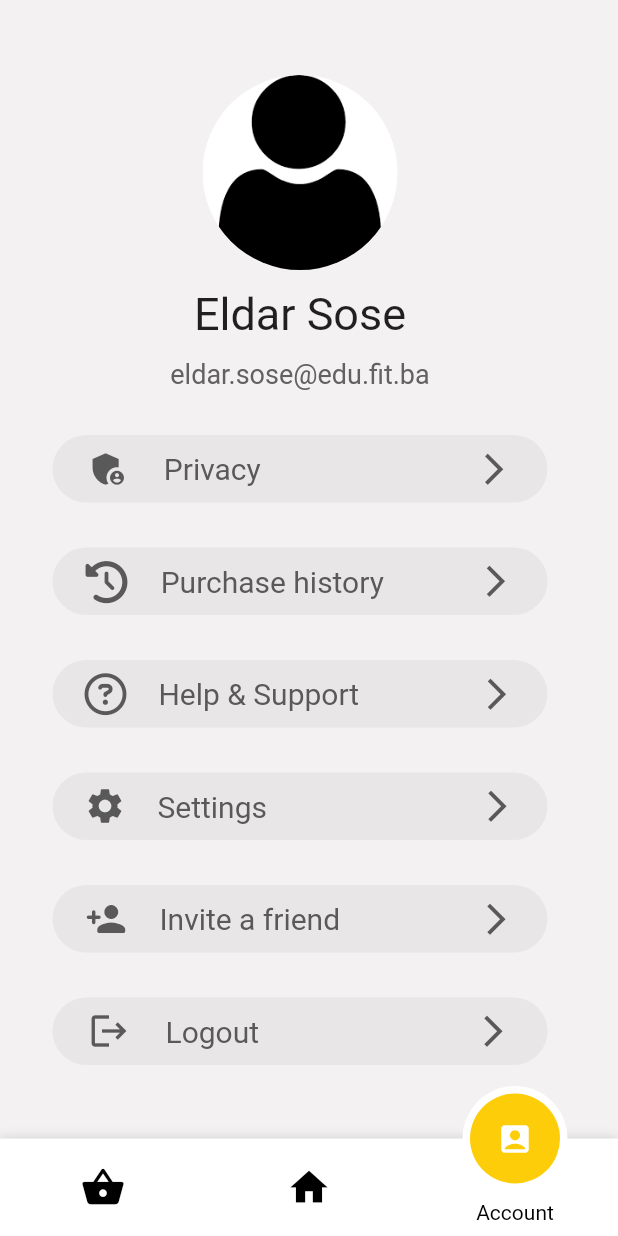
After one commit to EldarSose/Food_app, a Flutter app: the ProfilePage screen opened directly, on a phone screen of 412 x 824 dp. The commit adds this screen. Run offline on Flutter 3.47's test engine with Material 2 defaults, Android fonts, the phone set to English and light mode, and no system bars; drawn by our look-alikes of motion_tab_bar_v2; our stand-ins replace awesome_dialog, font_awesome_flutter, page_transition; missing offline and left inert: slide_action.

Commit message:
added nav bar and profile section

```diff
--- a/lib/screens/home_page/components/food_list_page.dart
+++ b/lib/screens/home_page/components/food_list_page.dart
@@ -18,7 +18,7 @@ class FoodList extends StatelessWidget {
   @override
   Widget build(BuildContext context) {
     return SizedBox(
-      height: 450,
+      height: 385,
       child: ListView(
         scrollDirection: Axis.horizontal,
         children: [
@@ -35,7 +35,6 @@ class FoodList extends StatelessWidget {
             child: Hero(
               tag: firstTitle.toLowerCase(),
               child: Container(
-                height: 500,
                 width: 270,
                 decoration: BoxDecoration(
                   border: Border.all(
--- /dev/null
+++ b/lib/screens/navigation_bar/navigation_bar.dart
@@ -0,0 +1,92 @@
+import 'package:flutter/material.dart';
+import 'package:food/screens/profile_page/profile_page.dart';
+import 'package:motion_tab_bar_v2/motion-tab-bar.dart';
+
+// optional, only if using provided badge style
+// ignore: unused_import
+import 'package:motion_tab_bar_v2/motion-badge.widget.dart';
+import 'package:page_transition/page_transition.dart';
+
+import '../cart_page/cart_page.dart';
+import '../home_page/home_page.dart';
+
+class NavigationBarPage extends StatefulWidget {
+  final int index;
+  const NavigationBarPage({required this.index, super.key});
+
+  @override
+  State<NavigationBarPage> createState() => _NavigationBarPageState();
+}
+
+class _NavigationBarPageState extends State<NavigationBarPage>
+    with TickerProviderStateMixin {
+  late TabController _tabController;
+
+  @override
+  void initState() {
+    super.initState();
+    _tabController =
+        TabController(initialIndex: widget.index, length: 3, vsync: this);
+  }
+
+  @override
+  void dispose() {
+    super.dispose();
+    _tabController.dispose();
+  }
+
+  @override
+  Widget build(BuildContext context) {
+    return MotionTabBar(
+      labels: const ["Cart", "Home", "Account"],
+      initialSelectedTab: widget.index == 0
+          ? "Cart"
+          : widget.index == 1
+              ? "Home"
+              : "Account",
+      tabIconColor: Colors.black,
+      tabSelectedColor: const Color.fromARGB(255, 254, 205, 10),
+      onTabItemSelected: (int value) {
+        setState(() {
+          _tabController.index = value;
+          if (_tabController.index == 0) {
+            Navigator.pushReplacement(
+              context,
+              PageTransition(
+                child: const CartPage(),
+                type: PageTransitionType.fade,
+                duration: const Duration(
+                  milliseconds: 00,
+                ),
+              ),
+            );
+          } else if (_tabController.index == 1) {
+            Navigator.pushReplacement(
+              context,
+              PageTransition(
+                child: const HomePage(),
+                type: PageTransitionType.fade,
+                duration: const Duration(
+                  milliseconds: 300,
+                ),
+              ),
+            );
+          } else if (_tabController.index == 2) {
+            Navigator.pushReplacement(
+              context,
+              PageTransition(
+                child: const ProfilePage(),
+                type: PageTransitionType.fade,
+                duration: const Duration(
+                  milliseconds: 300,
+                ),
+              ),
+            );
+          }
+        });
+      },
+      icons: const [Icons.shopping_basket, Icons.home, Icons.account_box],
+      textStyle: const TextStyle(color: Colors.black),
+    );
+  }
+}
--- /dev/null
+++ b/lib/screens/profile_page/components/profile_picture.dart
@@ -0,0 +1,19 @@
+import 'package:flutter/material.dart';
+
+class ProfilePicture extends StatelessWidget {
+  const ProfilePicture({super.key});
+
+  @override
+  Widget build(BuildContext context) {
+    return Container(
+      margin: const EdgeInsets.only(top: 50),
+      width: 130,
+      height: 130,
+      decoration: BoxDecoration(
+          borderRadius: BorderRadius.circular(65),
+          image: const DecorationImage(
+              image: AssetImage("assets/images/profile.jpeg"),
+              fit: BoxFit.cover)),
+    );
+  }
+}
--- /dev/null
+++ b/lib/screens/profile_page/components/profile_tab.dart
@@ -0,0 +1,52 @@
+import 'package:flutter/material.dart';
+
+class ProfileTabs extends StatelessWidget {
+  final String tabText;
+  final IconData icon;
+  final double padding;
+  const ProfileTabs(
+      {required this.tabText,
+      required this.icon,
+      required this.padding,
+      super.key});
+
+  @override
+  Widget build(BuildContext context) {
+    return Padding(
+      padding: const EdgeInsets.only(top: 30.0),
+      child: Container(
+        width: 330,
+        height: 45,
+        decoration: BoxDecoration(
+          borderRadius: BorderRadius.circular(40),
+          color: const Color.fromARGB(255, 232, 230, 230),
+        ),
+        child: Row(
+          mainAxisAlignment: MainAxisAlignment.spaceEvenly,
+          children: [
+            Icon(
+              icon,
+              size: 28,
+              color: const Color.fromARGB(255, 90, 89, 89),
+            ),
+            Text(
+              tabText,
+              style: const TextStyle(
+                color: Color.fromARGB(255, 90, 89, 89),
+                fontSize: 20,
+              ),
+            ),
+            Padding(
+              padding: EdgeInsets.only(left: padding),
+              child: const Icon(
+                Icons.arrow_forward_ios,
+                size: 25,
+                color: Color.fromARGB(255, 90, 89, 89),
+              ),
+            ),
+          ],
+        ),
+      ),
+    );
+  }
+}
--- /dev/null
+++ b/lib/screens/profile_page/profile_page.dart
@@ -0,0 +1,82 @@
+import 'package:flutter/material.dart';
+import 'package:food/screens/navigation_bar/navigation_bar.dart';
+import 'package:food/screens/profile_page/components/profile_picture.dart';
+import 'package:food/screens/profile_page/components/profile_tab.dart';
+import 'package:font_awesome_flutter/font_awesome_flutter.dart';
+
+class ProfilePage extends StatelessWidget {
+  const ProfilePage({super.key});
+
+  @override
+  Widget build(BuildContext context) {
+    return Scaffold(
+      backgroundColor: const Color.fromARGB(255, 243, 241, 241),
+      body: SingleChildScrollView(
+        child: SizedBox(
+          width: 400,
+          child: Padding(
+            padding: const EdgeInsets.only(bottom: 50.0),
+            child: Column(
+              crossAxisAlignment: CrossAxisAlignment.center,
+              children: const [
+                ProfilePicture(),
+                Padding(
+                  padding: EdgeInsets.only(top: 12.0),
+                  child: Text(
+                    "Eldar Sose",
+                    style: TextStyle(
+                      fontSize: 30,
+                    ),
+                  ),
+                ),
+                Padding(
+                  padding: EdgeInsets.only(top: 12.0),
+                  child: Text(
+                    "eldar.sose@edu.fit.ba",
+                    style: TextStyle(
+                      fontSize: 18,
+                      color: Color.fromARGB(255, 99, 98, 98),
+                    ),
+                  ),
+                ),
+                ProfileTabs(
+                  tabText: "Privacy",
+                  icon: Icons.admin_panel_settings,
+                  padding: 120.0,
+                ),
+                ProfileTabs(
+                  tabText: "Purchase history",
+                  icon: FontAwesomeIcons.clockRotateLeft,
+                  padding: 40.0,
+                ),
+                ProfileTabs(
+                  tabText: "Help & Support",
+                  icon: FontAwesomeIcons.circleQuestion,
+                  padding: 58.0,
+                ),
+                ProfileTabs(
+                  tabText: "Settings",
+                  icon: Icons.settings,
+                  padding: 120.0,
+                ),
+                ProfileTabs(
+                  tabText: "Invite a friend",
+                  icon: Icons.person_add_rounded,
+                  padding: 70.0,
+                ),
+                ProfileTabs(
+                  tabText: "Logout",
+                  icon: Icons.logout,
+                  padding: 120.0,
+                ),
+              ],
+            ),
+          ),
+        ),
+      ),
+      bottomNavigationBar: const NavigationBarPage(
+        index: 2,
+      ),
+    );
+  }
+}
--- a/pubspec.yaml
+++ b/pubspec.yaml
@@ -39,6 +39,8 @@ dependencies:
   animated_text_kit: ^4.2.2
   page_transition: ^2.0.9
   awesome_dialog: ^3.1.0
+  motion_tab_bar_v2: ^0.2.6
+  font_awesome_flutter: ^10.4.0
 
 dev_dependencies:
   flutter_test:
```
Also changed, not shown: lib/screens/cart_page/cart_page.dart (added, +19 -0 lines), lib/screens/home_page/home_page.dart (+15 -14 lines), assets/images/profile.jpeg (added), pubspec.lock.
